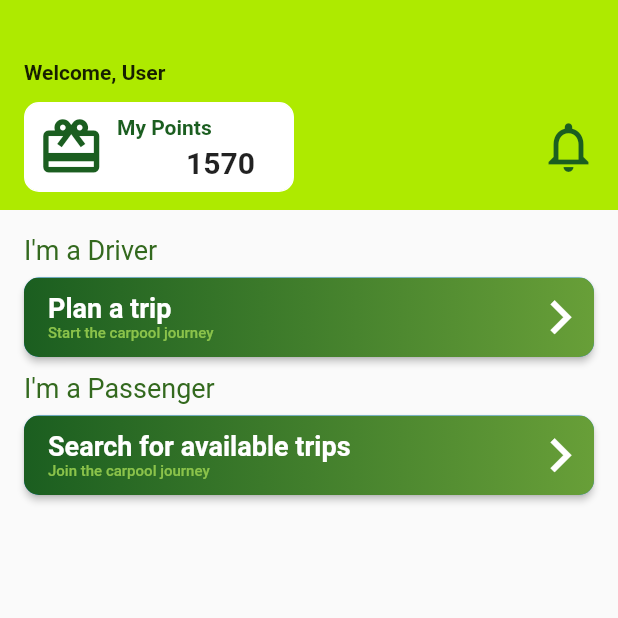
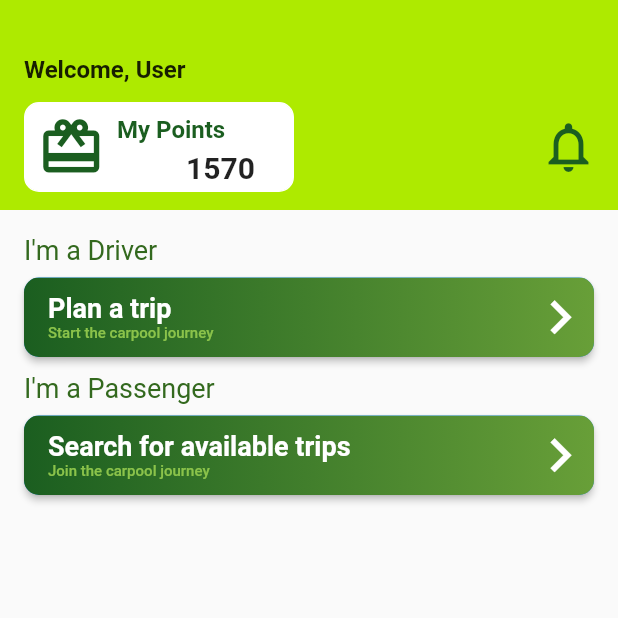
Before and after one commit to Endairion/6002CEM_Group13, a Flutter app: the Homepage screen opened directly, on a phone screen of 412 x 824 dp, the top half of it. Run offline on Flutter 3.47's test engine with Material 2 defaults, Android fonts, the phone set to English and light mode, and no system bars; our stand-ins replace flutter_native_splash; network calls fail; statements that could not run were skipped.

Commit message:
Fix missing scaffold issue

```diff
--- a/lib/Homepage.dart
+++ b/lib/Homepage.dart
@@ -10,7 +10,8 @@ class Homepage extends StatelessWidget {
 
   @override
   Widget build(BuildContext context) {
-    return Column(
+    return Scaffold(
+      body: Column(
         children: [
           Container(
             height: 140,
@@ -24,7 +25,7 @@ class Homepage extends StatelessWidget {
                 children: [
                   Text(
                     'Welcome, ' + 'User',
-                  style: TextStyle(fontWeight: FontWeight.bold),
+                    style: TextStyle(fontWeight: FontWeight.bold, fontSize: 16),
                   ),
                   Padding(
                     padding: const EdgeInsets.only(top: 12.0),
@@ -64,6 +65,7 @@ class Homepage extends StatelessWidget {
                                       'My Points',
                                       style: TextStyle(
                                         fontWeight: FontWeight.bold,
+                                        fontSize: 16,
                                         color: Colors.green[900],
                                       ),
                                       textAlign: TextAlign.left,
@@ -239,6 +241,7 @@ class Homepage extends StatelessWidget {
             ),
           ),
         ],
+      ),
     );
   }
 }
```
Lines whose indentation alone changed are shown as unchanged.
